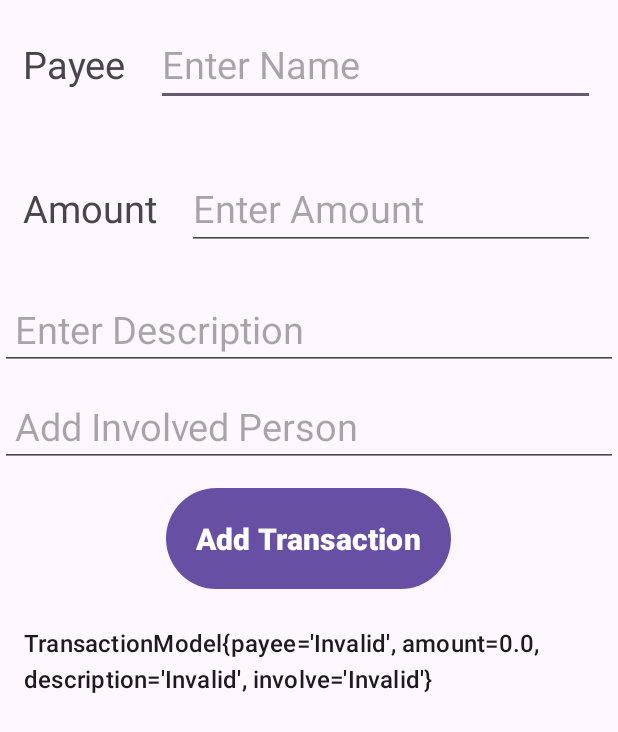
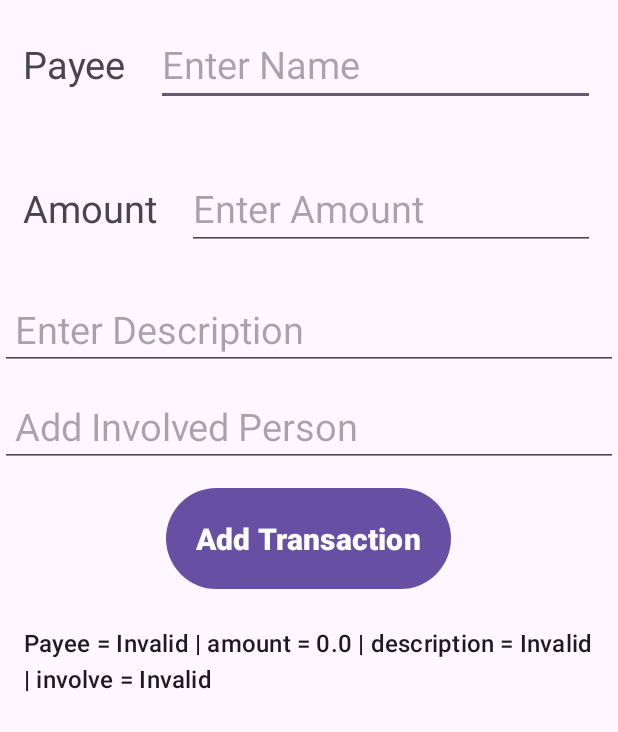
Before and after one commit to pipspritam/Android-App-SplitYourBill, an Android app: the addTransDetails screen opened directly, with no data from a screen before it, after a tap on "Add Transaction", on a phone screen of 412 x 824 dp. Shown: the top 732 px of the screen. Run offline under Robolectric (Android 15) with nearby library versions, the phone set to English and light mode, and no system bars; 1 statement that could not run was skipped.

```diff
--- a/app/src/main/java/com/example/splityourbill/TransactionModel.java
+++ b/app/src/main/java/com/example/splityourbill/TransactionModel.java
@@ -15,12 +15,10 @@ public class TransactionModel {
 
     @Override
     public String toString() {
-        return "TransactionModel{" +
-                "payee='" + payee + '\'' +
-                ", amount=" + amount +
-                ", description='" + description + '\'' +
-                ", involve='" + involve + '\'' +
-                '}';
+        return "Payee = " + payee  +
+                " | amount = " + amount +
+                " | description = " + description +
+                " | involve = " + involve;
     }
 
     public TransactionModel() {
--- a/app/src/main/res/layout/activity_add_trans_details.xml
+++ b/app/src/main/res/layout/activity_add_trans_details.xml
@@ -1,6 +1,5 @@
 <?xml version="1.0" encoding="utf-8"?>
 <LinearLayout xmlns:android="http://schemas.android.com/apk/res/android"
-    xmlns:app="http://schemas.android.com/apk/res-auto"
     xmlns:tools="http://schemas.android.com/tools"
     android:layout_width="match_parent"
     android:layout_height="match_parent"
@@ -90,10 +89,26 @@
         android:textSize="20sp"
         />
 
-    <ListView
-        android:id="@+id/transViewAddLayout"
-        android:layout_width="match_parent"
-        android:layout_height="wrap_content"/>
+<!--    <ScrollView-->
+<!--        android:layout_width="match_parent"-->
+<!--        android:layout_height="wrap_content"-->
+<!--        android:layout_gravity="center_horizontal">-->
+
+
+        <ListView
+            android:id="@+id/transViewAddLayout"
+            android:layout_width="match_parent"
+            android:layout_height="wrap_content"
+            android:dividerHeight="1dp"
+            android:horizontalSpacing="3dp"
+            android:scrollingCache="true"
+            android:smoothScrollbar="true"
+            android:stretchMode="columnWidth"
+            android:layout_marginBottom="50dp"
+            android:verticalSpacing="3dp"/>
+
+
+<!--    </ScrollView>-->
 
 
 </LinearLayout>
```
